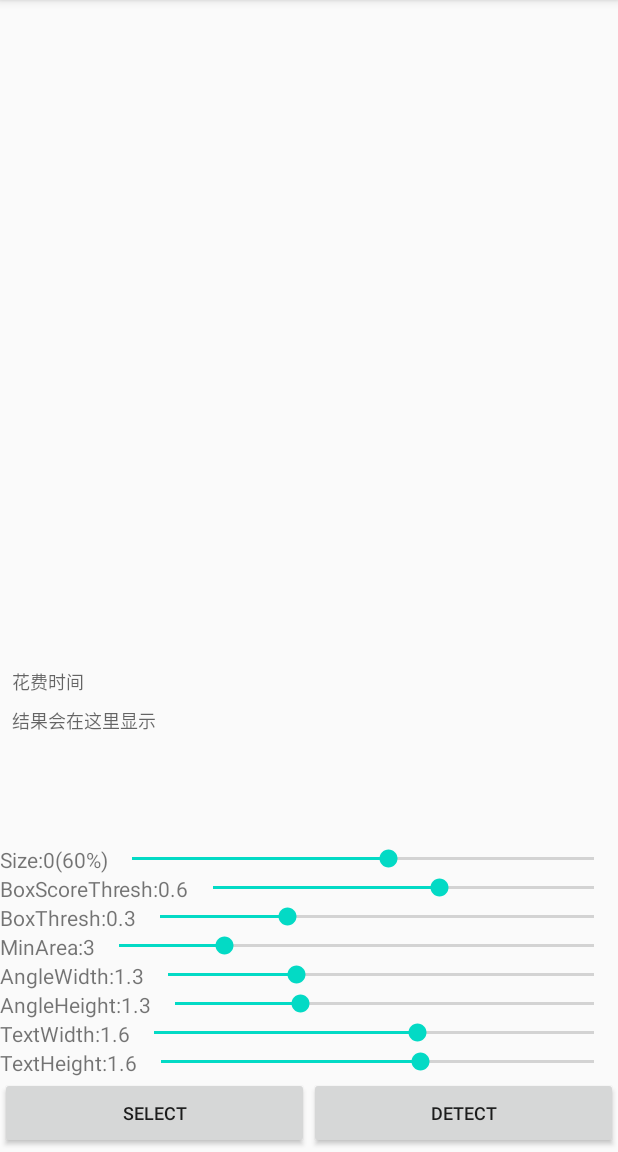
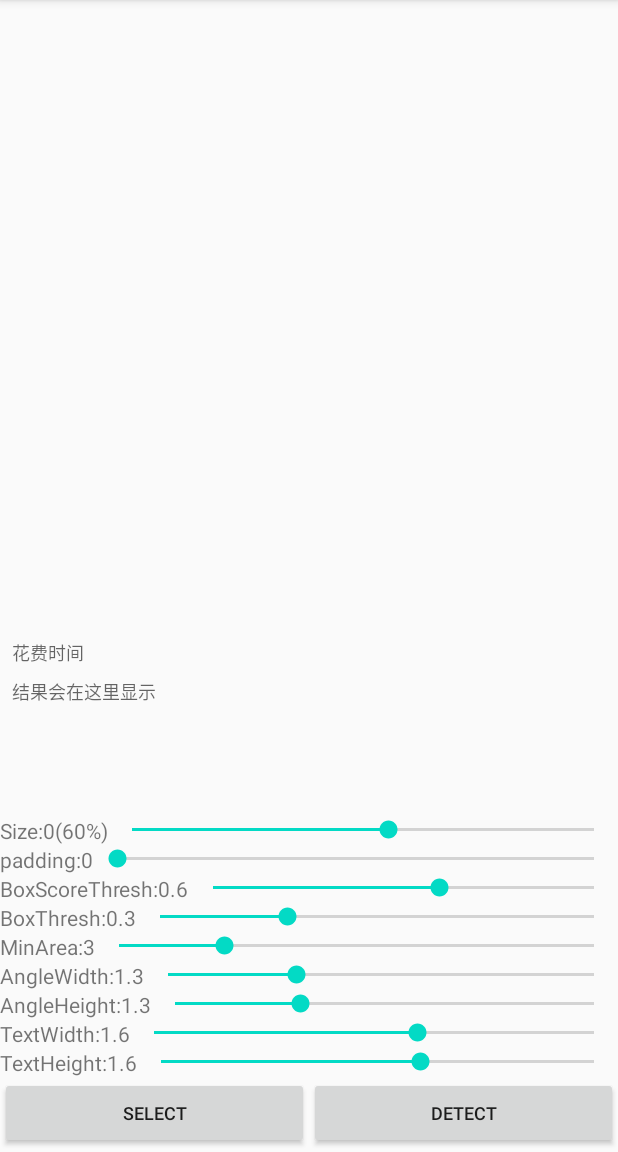
Before and after one commit to benjaminwan/OcrLiteAndroidOnnx, an Android app: the screen it shows after launch (MainActivity), on a phone screen of 412 x 824 dp, the part 84-1236 px from its top. Run offline under Robolectric (Android 15) with nearby library versions, the phone set to English and light mode, and no system bars; our stand-ins replace RxJava; libraries missing offline, so code that uses them is left out: com.uber.autodispose; 11 statements that could not run were skipped.

Commit message:
界面添加padding seekBar

```diff
--- a/OcrLibrary/src/main/java/com/benjaminwan/ocrlibrary/OcrEngine.kt
+++ b/OcrLibrary/src/main/java/com/benjaminwan/ocrlibrary/OcrEngine.kt
@@ -12,7 +12,7 @@ class OcrEngine(context: Context) {
     }
 
     var numThread: Int = 4
-    var padding: Int = 50
+    var padding: Int = 0
     var boxScoreThresh: Float = 0.6f
     var boxThresh: Float = 0.3f
     var miniArea: Float = 3f
--- a/app/src/main/res/layout/activity_main.xml
+++ b/app/src/main/res/layout/activity_main.xml
@@ -48,6 +48,27 @@
             android:max="100"
             android:min="10"
             android:progress="60" />
+
+    </LinearLayout>
+
+    <LinearLayout
+        android:layout_width="match_parent"
+        android:layout_height="wrap_content"
+        android:orientation="horizontal">
+
+        <TextView
+            android:id="@+id/paddingTv"
+            android:layout_width="wrap_content"
+            android:layout_height="wrap_content"
+            android:text="padding:0" />
+
+        <SeekBar
+            android:id="@+id/paddingSeekBar"
+            android:layout_width="match_parent"
+            android:layout_height="wrap_content"
+            android:max="100"
+            android:min="0"
+            android:progress="0" />
 
     </LinearLayout>
 
```
Also changed, not shown: app/src/main/java/com/benjaminwan/ocr/onnx/MainActivity.kt (+10 -0 lines), 1 other file.
